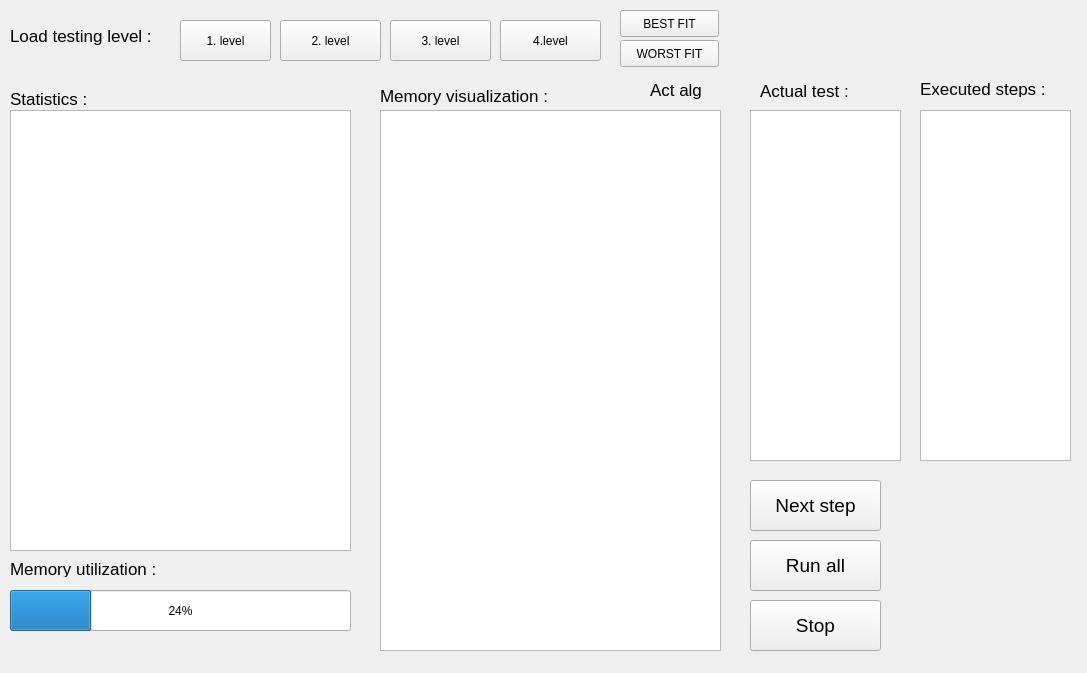
dawidbeno/memory_management, file python_module/src/form.ui: the form before one commit.
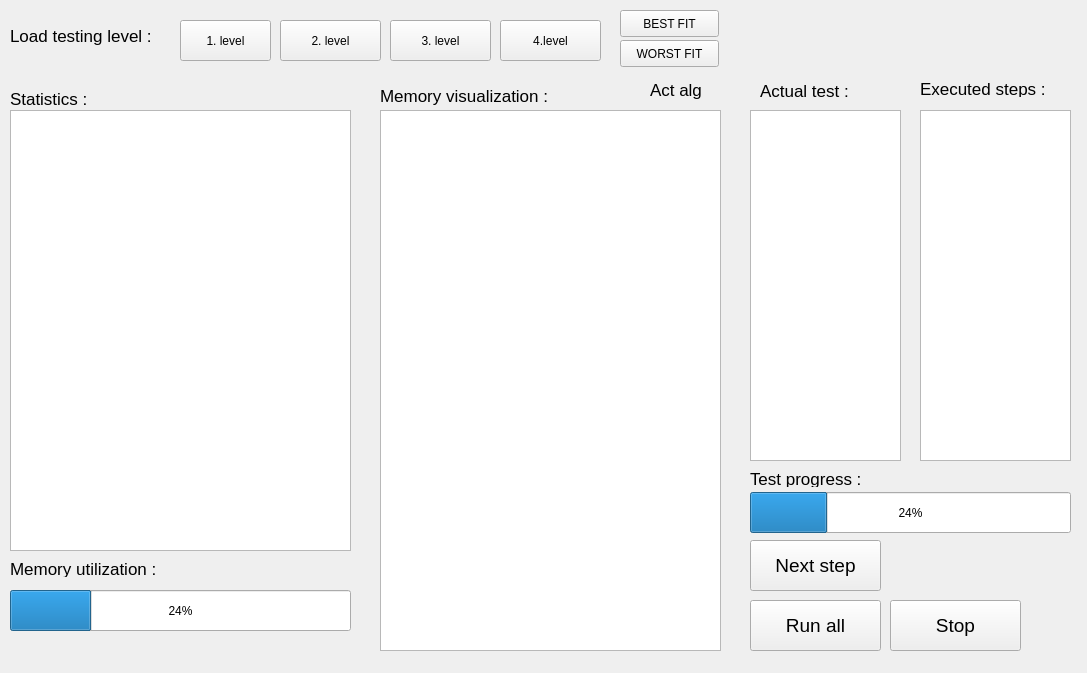
The form after the commit.

The edit to the form file:
```diff
--- a/python_module/src/form.ui
+++ b/python_module/src/form.ui
@@ -140,7 +140,7 @@
    <property name="geometry">
     <rect>
      <x>750</x>
-     <y>480</y>
+     <y>540</y>
      <width>131</width>
      <height>51</height>
     </rect>
@@ -158,7 +158,7 @@
    <property name="geometry">
     <rect>
      <x>750</x>
-     <y>540</y>
+     <y>600</y>
      <width>131</width>
      <height>51</height>
     </rect>
@@ -285,7 +285,7 @@
   <widget class="QPushButton" name="btnStop">
    <property name="geometry">
     <rect>
-     <x>750</x>
+     <x>890</x>
      <y>600</y>
      <width>131</width>
      <height>51</height>
@@ -331,6 +331,37 @@
     <string>Memory utilization :</string>
    </property>
   </widget>
+  <widget class="QProgressBar" name="pbTest">
+   <property name="geometry">
+    <rect>
+     <x>750</x>
+     <y>492</y>
+     <width>321</width>
+     <height>41</height>
+    </rect>
+   </property>
+   <property name="value">
+    <number>24</number>
+   </property>
+  </widget>
+  <widget class="QLabel" name="lbTestProgres">
+   <property name="geometry">
+    <rect>
+     <x>750</x>
+     <y>470</y>
+     <width>211</width>
+     <height>17</height>
+    </rect>
+   </property>
+   <property name="font">
+    <font>
+     <pointsize>13</pointsize>
+    </font>
+   </property>
+   <property name="text">
+    <string>Test progress :</string>
+   </property>
+  </widget>
  </widget>
  <resources/>
  <connections/>
```
